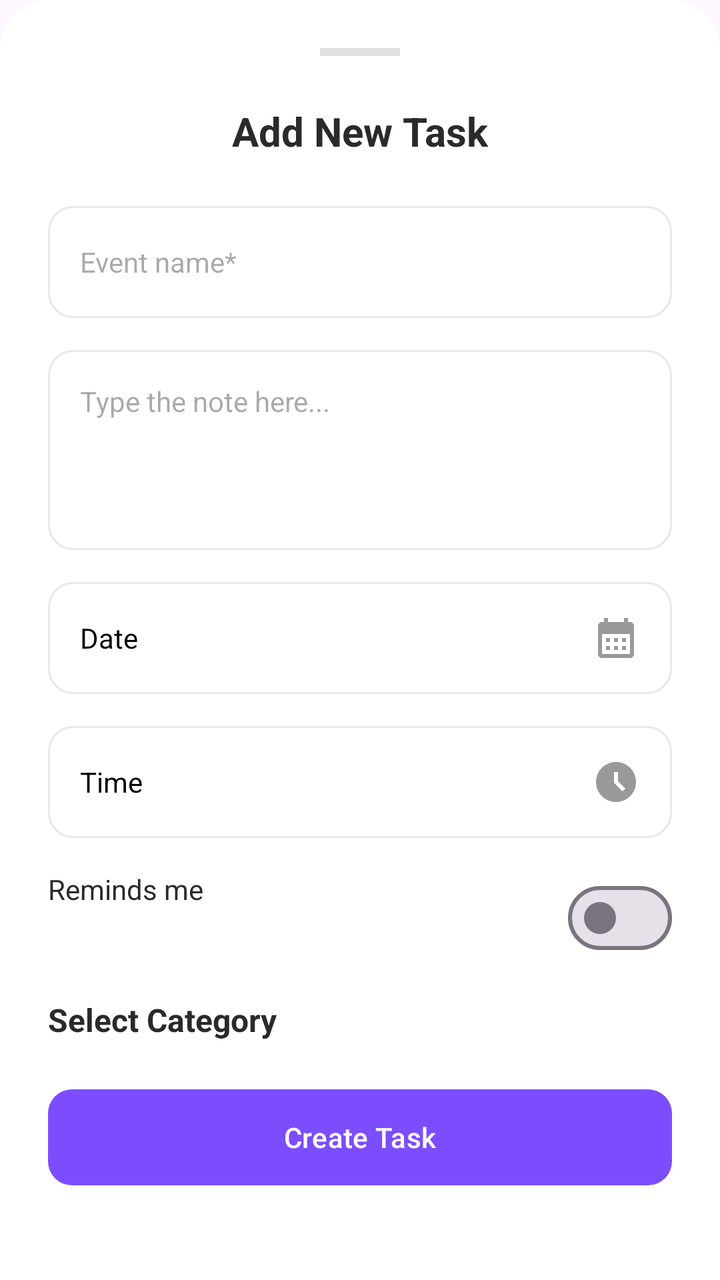
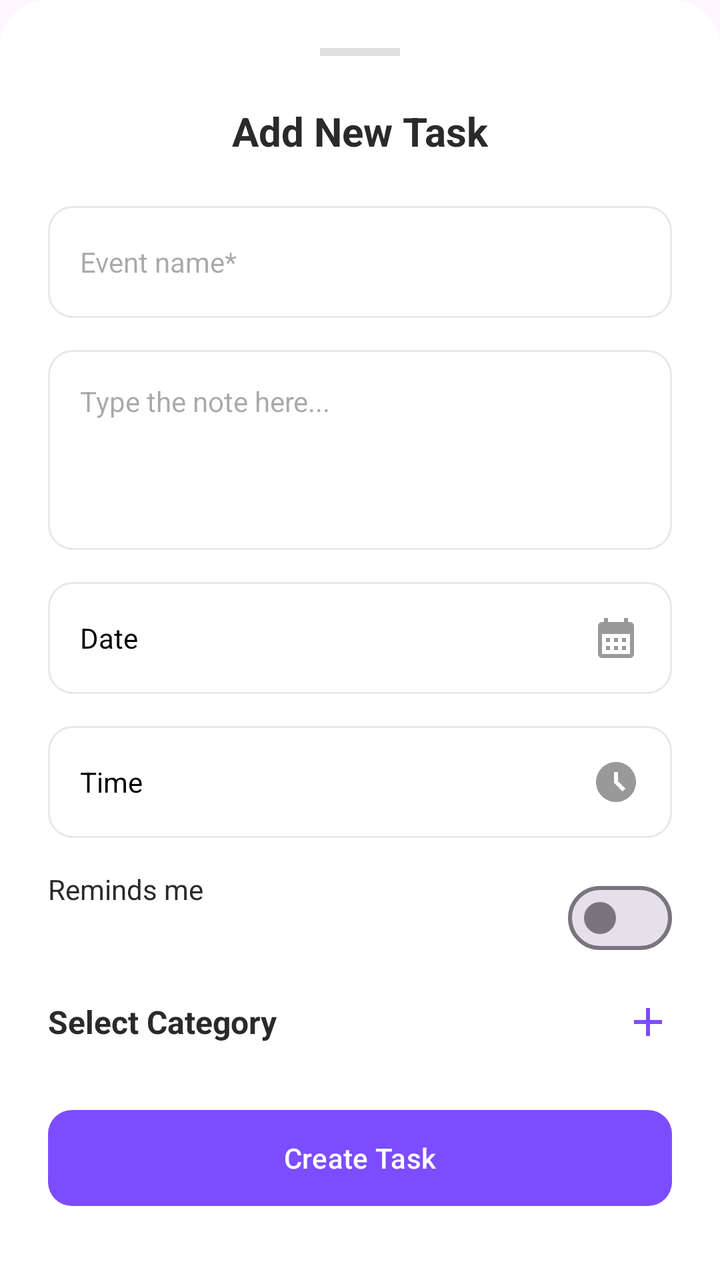

The first picture is an Android layout as it rendered before a commit; the second is the same layout after the commit. The layout source and the unified diff follow.
<!-- AndroidManifest.xml: application theme Theme.ClendApp -->
<!-- res/layout/bottom_sheet_add_task.xml -->
<?xml version="1.0" encoding="utf-8"?>
<LinearLayout xmlns:android="http://schemas.android.com/apk/res/android"
    xmlns:app="http://schemas.android.com/apk/res-auto"
    android:layout_width="match_parent"
    android:layout_height="wrap_content"
    android:background="@drawable/bg_bottom_sheet"
    android:orientation="vertical"
    android:padding="24dp">

    <View
        android:layout_width="40dp"
        android:layout_height="4dp"
        android:layout_gravity="center"
        android:layout_marginBottom="24dp"
        android:background="#E0E0E0" />

    <TextView
        android:layout_width="wrap_content"
        android:layout_height="wrap_content"
        android:layout_gravity="center"
        android:layout_marginBottom="24dp"
        android:text="Add New Task"
        android:textColor="#2A2A2A"
        android:textSize="20sp"
        android:textStyle="bold" />

    <EditText
        android:id="@+id/et_task_name"
        android:layout_width="match_parent"
        android:layout_height="56dp"
        android:layout_marginBottom="16dp"
        android:background="@drawable/bg_input_field"
        android:hint="Event name*"
        android:paddingHorizontal="16dp"
        android:textSize="14sp" />

    <EditText
        android:id="@+id/et_task_note"
        android:layout_width="match_parent"
        android:layout_height="100dp"
        android:layout_marginBottom="16dp"
        android:background="@drawable/bg_input_field"
        android:gravity="top"
        android:hint="Type the note here..."
        android:padding="16dp"
        android:textSize="14sp" />

    <LinearLayout
        android:id="@+id/layout_date"
        android:layout_width="match_parent"
        android:layout_height="56dp"
        android:layout_marginBottom="16dp"
        android:background="@drawable/bg_input_field"
        android:gravity="center_vertical"
        android:orientation="horizontal"
        android:paddingHorizontal="16dp">

        <TextView
            android:id="@+id/tv_date"
            android:layout_width="0dp"
            android:layout_height="wrap_content"
            android:layout_weight="1"
            android:text="Date"
            android:textColor="#000000" />

        <ImageView
            android:layout_width="24dp"
            android:layout_height="24dp"
            android:src="@drawable/ic_calendar"
            app:tint="#999999" />
    </LinearLayout>

    <LinearLayout
        android:id="@+id/layout_end_time"
        android:layout_width="match_parent"
        android:layout_height="56dp"
        android:layout_marginBottom="16dp"
        android:background="@drawable/bg_input_field"
        android:gravity="center_vertical"
        android:orientation="horizontal"
        android:paddingHorizontal="16dp">

        <TextView
            android:id="@+id/tv_end_time"
            android:layout_width="0dp"
            android:layout_height="wrap_content"
            android:layout_weight="1"
            android:text="Time"
            android:textColor="#000000" />

        <ImageView
            android:layout_width="24dp"
            android:layout_height="24dp"
            android:src="@drawable/ic_clock"
            app:tint="#999999" />
    </LinearLayout>

    <RelativeLayout
        android:layout_width="match_parent"
        android:layout_height="wrap_content"
        android:layout_marginBottom="16dp">

        <TextView
            android:layout_width="wrap_content"
            android:layout_height="wrap_content"
            android:text="Reminds me"
            android:textColor="#2A2A2A"
            android:textSize="14sp" />

        <com.google.android.material.materialswitch.MaterialSwitch
            android:id="@+id/switch_repeat"
            android:layout_width="wrap_content"
            android:layout_height="wrap_content"
            android:layout_alignParentEnd="true" />
    </RelativeLayout>

    <TextView
        android:layout_width="wrap_content"
        android:layout_height="wrap_content"
        android:layout_marginBottom="12dp"
        android:text="Select Category"
        android:textColor="#2A2A2A"
        android:textSize="16sp"
        android:textStyle="bold" />

    <HorizontalScrollView
        android:layout_width="match_parent"
        android:layout_height="wrap_content"
        android:layout_marginBottom="8dp"
        android:scrollbars="none">

        <LinearLayout
            android:id="@+id/layout_categories"
            android:layout_width="wrap_content"
            android:layout_height="wrap_content"
            android:orientation="horizontal">
            
        </LinearLayout>
    </HorizontalScrollView>

    <com.google.android.material.button.MaterialButton
        android:id="@+id/btn_create_task"
        android:layout_width="match_parent"
        android:layout_height="56dp"
        android:text="Create Task"
        android:textAllCaps="false"
        android:textColor="#FFFFFF"
        app:backgroundTint="#7C4DFF"
        app:cornerRadius="12dp" />

</LinearLayout>
<!-- resources referenced by this layout -->
<resources>
  <!-- drawable bg_bottom_sheet (drawable) -->
  <?xml version="1.0" encoding="utf-8"?>
  <shape xmlns:android="http://schemas.android.com/apk/res/android">
      <solid android:color="#FFFFFF" />
      <corners
          android:topLeftRadius="24dp"
          android:topRightRadius="24dp" />
  </shape>
  <!-- drawable bg_input_field (drawable) -->
  <?xml version="1.0" encoding="utf-8"?>
  <shape xmlns:android="http://schemas.android.com/apk/res/android">
      <stroke android:width="1dp" android:color="#E8E8E8" />
      <corners android:radius="12dp" />
      <solid android:color="#FFFFFF" />
  </shape>
  <!-- drawable ic_calendar (drawable) -->
  <vector xmlns:android="http://schemas.android.com/apk/res/android" android:height="24dp" android:tint="#000000" android:viewportHeight="24" android:viewportWidth="24" android:width="24dp">
        
      <path android:fillColor="@android:color/white" android:pathData="M19,4h-1V2h-2v2H8V2H6v2H5C3.89,4 3.01,4.9 3.01,6L3,20c0,1.1 0.89,2 2,2h14c1.1,0 2,-0.9 2,-2V6C21,4.9 20.1,4 19,4zM19,20H5V10h14V20zM9,14H7v-2h2V14zM13,14h-2v-2h2V14zM17,14h-2v-2h2V14zM9,18H7v-2h2V18zM13,18h-2v-2h2V18zM17,18h-2v-2h2V18z"/>
      
  </vector>
  <!-- drawable ic_clock (drawable) -->
  <vector xmlns:android="http://schemas.android.com/apk/res/android" android:height="24dp" android:tint="#000000" android:viewportHeight="24" android:viewportWidth="24" android:width="24dp">
        
      <path android:fillColor="@android:color/white" android:pathData="M11.99,2C6.47,2 2,6.48 2,12s4.47,10 9.99,10C17.52,22 22,17.52 22,12S17.52,2 11.99,2zM15.29,16.71L11,12.41V7h2v4.59l3.71,3.71L15.29,16.71z"/>
      
  </vector>
  <style name="Theme.ClendApp" parent="Base.Theme.ClendApp" />
  <style name="Base.Theme.ClendApp" parent="Theme.Material3.Light.NoActionBar">
          
          <item name="colorPrimary">#7C4DFF</item>
          <item name="colorOnPrimary">@color/white</item>
      </style>
  <color name="white">#FFFFFFFF</color>
</resources>

<!-- the commit's change to res/layout/bottom_sheet_add_task.xml (unified diff, before → after) -->
@@ -114,19 +114,37 @@
             android:layout_alignParentEnd="true" />
     </RelativeLayout>
 
-    <TextView
-        android:layout_width="wrap_content"
-        android:layout_height="wrap_content"
-        android:layout_marginBottom="12dp"
-        android:text="Select Category"
-        android:textColor="#2A2A2A"
-        android:textSize="16sp"
-        android:textStyle="bold" />
+    <RelativeLayout
+        android:layout_width="match_parent"
+        android:layout_height="wrap_content"
+        android:layout_marginBottom="12dp">
+
+        <TextView
+            android:layout_width="wrap_content"
+            android:layout_height="wrap_content"
+            android:layout_alignParentStart="true"
+            android:layout_centerVertical="true"
+            android:text="Select Category"
+            android:textColor="#2A2A2A"
+            android:textSize="16sp"
+            android:textStyle="bold" />
+
+        <ImageView
+            android:id="@+id/btn_add_category"
+            android:layout_width="24dp"
+            android:layout_height="24dp"
+            android:layout_alignParentEnd="true"
+            android:layout_centerVertical="true"
+            android:background="?attr/selectableItemBackgroundBorderless"
+            android:src="@drawable/ic_add"
+            app:tint="#7C4DFF"
+            android:contentDescription="@string/app_name" />
+    </RelativeLayout>
 
     <HorizontalScrollView
         android:layout_width="match_parent"
         android:layout_height="wrap_content"
-        android:layout_marginBottom="8dp"
+        android:layout_marginBottom="16dp"
         android:scrollbars="none">
 
         <LinearLayout
@@ -137,6 +155,37 @@
             
         </LinearLayout>
     </HorizontalScrollView>
+
+    <LinearLayout
+        android:id="@+id/layout_add_category"
+        android:layout_width="match_parent"
+        android:layout_height="wrap_content"
+        android:orientation="horizontal"
+        android:layout_marginBottom="24dp"
+        android:visibility="gone"
+        android:gravity="center_vertical">
+
+        <EditText
+            android:id="@+id/et_new_category_name"
+            android:layout_width="0dp"
+            android:layout_height="56dp"
+            android:layout_weight="1"
+            android:background="@drawable/bg_input_field"
+            android:hint="Category name"
+            android:paddingHorizontal="16dp"
+            android:textSize="14sp" />
+
+        <com.google.android.material.button.MaterialButton
+            android:id="@+id/btn_save_category"
+            style="@style/Widget.Material3.Button.IconButton"
+            android:layout_width="48dp"
+            android:layout_height="48dp"
+            android:layout_marginStart="8dp"
+            app:icon="@drawable/ic_check"
+            app:iconTint="@color/white"
+            app:backgroundTint="@color/primary"
+            app:cornerRadius="12dp" />
+    </LinearLayout>
 
     <com.google.android.material.button.MaterialButton
         android:id="@+id/btn_create_task"
<!-- resource entries referenced after the edit -->
@@ -1,5 +1,6 @@
 <!-- resources referenced by this layout -->
 <resources>
+  <color name="primary">#7C4DFF</color>
   <!-- drawable bg_bottom_sheet (drawable) -->
   <?xml version="1.0" encoding="utf-8"?>
   <shape xmlns:android="http://schemas.android.com/apk/res/android">
@@ -11,14 +12,30 @@
   <!-- drawable bg_input_field (drawable) -->
   <?xml version="1.0" encoding="utf-8"?>
   <shape xmlns:android="http://schemas.android.com/apk/res/android">
-      <stroke android:width="1dp" android:color="#E8E8E8" />
+      <stroke android:width="1dp" android:color="@color/border_input" />
       <corners android:radius="12dp" />
-      <solid android:color="#FFFFFF" />
+      <solid android:color="@color/bg_input" />
   </shape>
+  <!-- drawable ic_add (drawable) -->
+  <vector xmlns:android="http://schemas.android.com/apk/res/android"
+      android:width="24dp"
+      android:height="24dp"
+      android:viewportWidth="24"
+      android:viewportHeight="24">
+      <path
+          android:fillColor="#000000"
+          android:pathData="M19,13h-6v6h-2v-6H5v-2h6V5h2v6h6v2z"/>
+  </vector>
   <!-- drawable ic_calendar (drawable) -->
   <vector xmlns:android="http://schemas.android.com/apk/res/android" android:height="24dp" android:tint="#000000" android:viewportHeight="24" android:viewportWidth="24" android:width="24dp">
         
       <path android:fillColor="@android:color/white" android:pathData="M19,4h-1V2h-2v2H8V2H6v2H5C3.89,4 3.01,4.9 3.01,6L3,20c0,1.1 0.89,2 2,2h14c1.1,0 2,-0.9 2,-2V6C21,4.9 20.1,4 19,4zM19,20H5V10h14V20zM9,14H7v-2h2V14zM13,14h-2v-2h2V14zM17,14h-2v-2h2V14zM9,18H7v-2h2V18zM13,18h-2v-2h2V18zM17,18h-2v-2h2V18z"/>
+      
+  </vector>
+  <!-- drawable ic_check (drawable) -->
+  <vector xmlns:android="http://schemas.android.com/apk/res/android" android:height="24dp" android:tint="#000000" android:viewportHeight="24" android:viewportWidth="24" android:width="24dp">
+        
+      <path android:fillColor="@android:color/white" android:pathData="M12,2C6.48,2 2,6.48 2,12s4.48,10 10,10 10,-4.48 10,-10S17.52,2 12,2zM10,17l-5,-5 1.41,-1.41L10,14.17l7.59,-7.59L19,8l-9,9z"/>
       
   </vector>
   <!-- drawable ic_clock (drawable) -->
@@ -27,10 +44,13 @@
       <path android:fillColor="@android:color/white" android:pathData="M11.99,2C6.47,2 2,6.48 2,12s4.47,10 9.99,10C17.52,22 22,17.52 22,12S17.52,2 11.99,2zM15.29,16.71L11,12.41V7h2v4.59l3.71,3.71L15.29,16.71z"/>
       
   </vector>
+  <string name="app_name">Clend App</string>
   <style name="Theme.ClendApp" parent="Base.Theme.ClendApp" />
+  <color name="border_input">#E8E8E8</color>
+  <color name="bg_input">#FFFFFF</color>
   <style name="Base.Theme.ClendApp" parent="Theme.Material3.Light.NoActionBar">
           
-          <item name="colorPrimary">#7C4DFF</item>
+          <item name="colorPrimary">@color/primary</item>
           <item name="colorOnPrimary">@color/white</item>
       </style>
   <color name="white">#FFFFFFFF</color>
